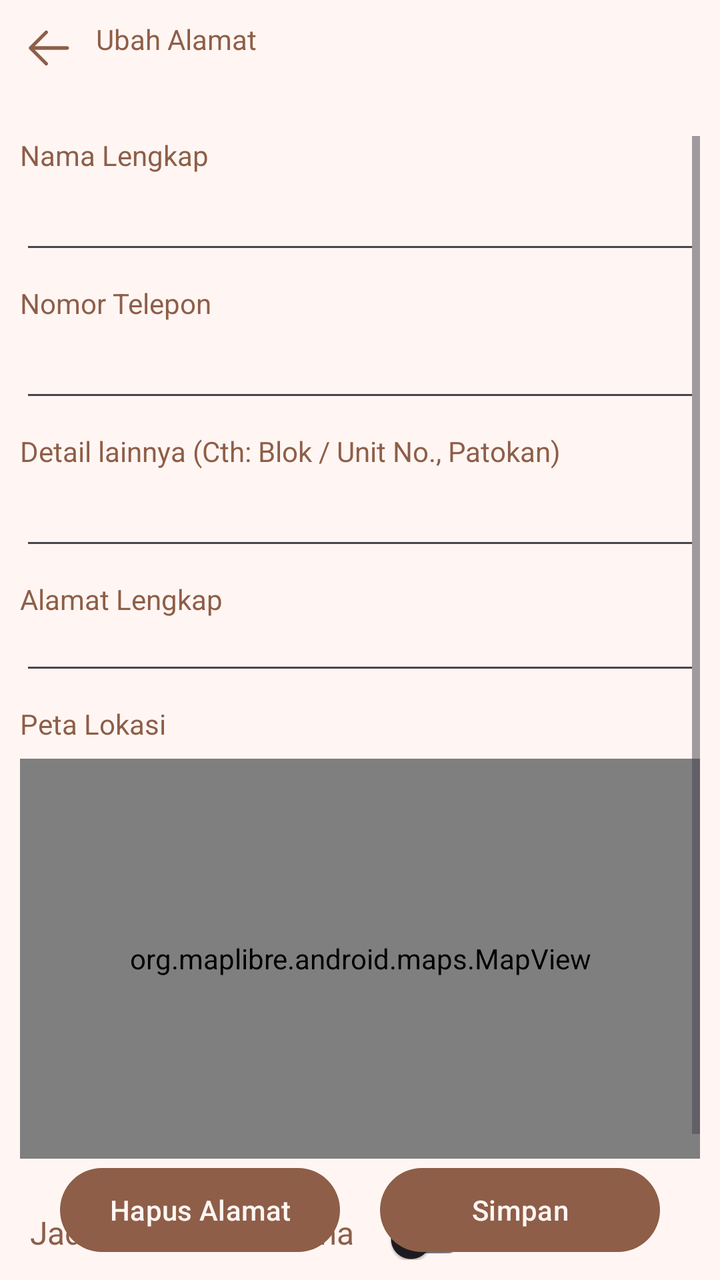
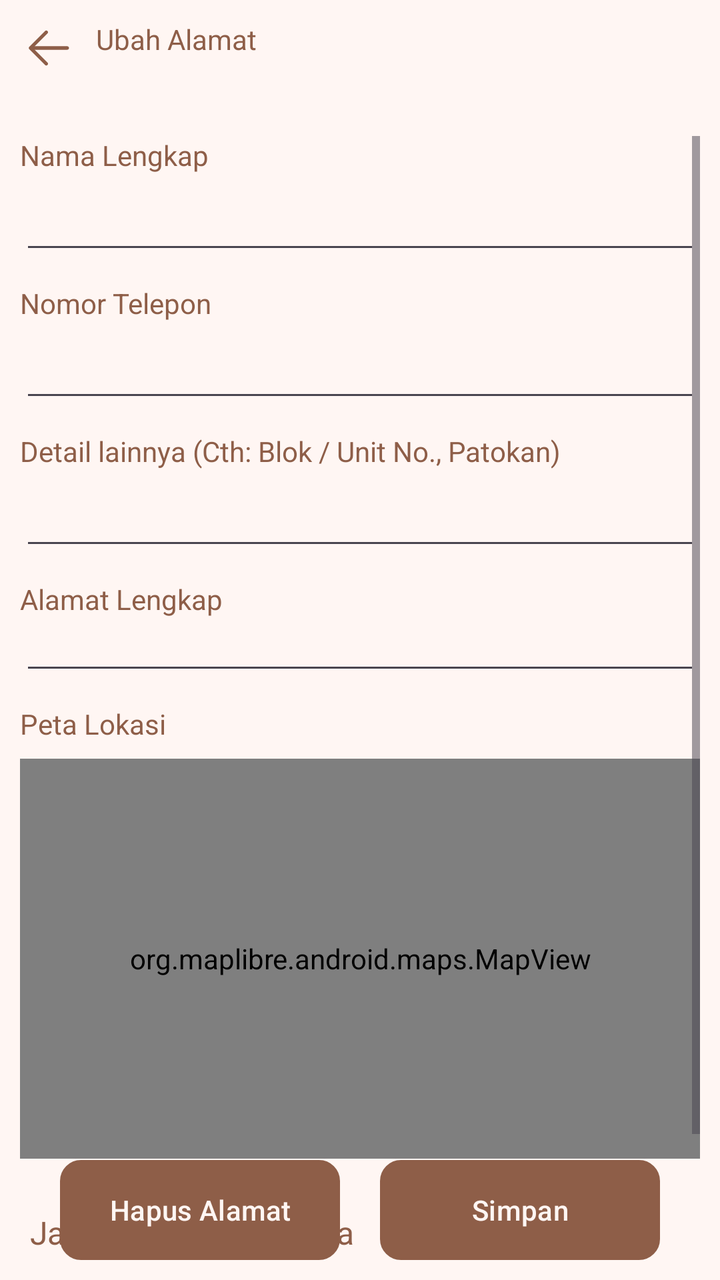

An Android layout rendered at two revisions. The XML below is the earlier revision; the diff shows what the commit changed to produce the second picture.
<!-- AndroidManifest.xml: application theme Theme.RahmatBakery -->
<!-- res/layout/activity_ubah_tambah_alamat.xml -->
<?xml version="1.0" encoding="utf-8"?>
<RelativeLayout xmlns:android="http://schemas.android.com/apk/res/android"
    xmlns:app="http://schemas.android.com/apk/res-auto"
    xmlns:tools="http://schemas.android.com/tools"
    android:id="@+id/main"
    android:layout_width="match_parent"
    android:layout_height="match_parent"
    android:background="@color/background"
    android:orientation="vertical"
    tools:context=".pelanggan.activity.AlamatActivity">

    <RelativeLayout
        android:id="@+id/top_bar"
        android:layout_width="match_parent"
        android:layout_height="wrap_content"
        android:padding="10dp">

        <ImageView
            android:id="@+id/back"
            android:layout_width="28dp"
            android:layout_height="28dp"
            android:background="@android:color/transparent"
            android:src="@drawable/back" />

        <TextView
            style="@style/TextAppearance.Material3.HeadlineSmall.Emphasized"
            android:layout_width="wrap_content"
            android:layout_height="wrap_content"
            android:layout_marginLeft="10dp"
            android:layout_toEndOf="@id/back"
            android:text="Ubah Alamat"
            android:textColor="@color/primary" />

    </RelativeLayout>

    <ScrollView
        android:layout_width="match_parent"
        android:layout_height="wrap_content"
        android:layout_marginTop="10dp"
        android:padding="10dp"
        android:layout_below="@+id/top_bar">

        <RelativeLayout
            android:id="@+id/input_form"
            android:layout_width="match_parent"
            android:layout_height="wrap_content"
            android:paddingBottom="70dp">


            <TextView
                android:id="@+id/judul_nama"
                android:layout_width="wrap_content"
                android:layout_height="wrap_content"
                android:text="Nama Lengkap"
                android:textColor="@color/primary" />

            <EditText
                android:id="@+id/input_nama"
                android:layout_width="match_parent"
                android:layout_height="45dp"
                android:layout_below="@id/judul_nama"
                android:textColor="@color/primary"
                android:textSize="12sp" />

            <TextView
                android:id="@+id/judul_nomor_hp"
                android:layout_width="wrap_content"
                android:layout_height="wrap_content"
                android:layout_below="@id/input_nama"
                android:layout_marginTop="10dp"
                android:text="Nomor Telepon"
                android:textColor="@color/primary" />

            <EditText
                android:id="@+id/input_no_hp"
                android:layout_width="match_parent"
                android:layout_height="45dp"
                android:layout_below="@id/judul_nomor_hp"
                android:textColor="@color/primary"
                android:textSize="12sp" />

            <TextView
                android:id="@+id/judul_patokan"
                android:layout_width="wrap_content"
                android:layout_height="wrap_content"
                android:layout_below="@id/input_no_hp"
                android:layout_marginTop="10dp"
                android:text="Detail lainnya (Cth: Blok / Unit No., Patokan)"
                android:textColor="@color/primary" />

            <EditText
                android:id="@+id/input_patokan"
                android:layout_width="match_parent"
                android:layout_height="45dp"
                android:layout_below="@id/judul_patokan"
                android:textColor="@color/primary"
                android:textSize="12sp" />

            <TextView
                android:id="@+id/judul_alamat"
                android:layout_width="wrap_content"
                android:layout_height="wrap_content"
                android:layout_below="@id/input_patokan"
                android:layout_marginTop="10dp"
                android:text="Alamat Lengkap"
                android:textColor="@color/primary" />

            <EditText
                android:id="@+id/input_alamat"
                android:layout_width="match_parent"
                android:layout_height="wrap_content"
                android:layout_below="@id/judul_alamat"
                android:gravity="top"
                android:textColor="@color/primary"
                android:textSize="12sp" />

            <LinearLayout
                android:id="@+id/koordinat_layout"
                android:layout_width="match_parent"
                android:layout_height="wrap_content"
                android:layout_below="@id/input_alamat"
                android:orientation="vertical"
                android:visibility="gone">

                <LinearLayout
                    android:layout_width="match_parent"
                    android:layout_height="wrap_content"
                    android:layout_marginTop="10dp"
                    android:orientation="horizontal">

                    <TextView
                        android:id="@+id/teksAltitude"
                        android:layout_width="0dp"
                        android:layout_height="wrap_content"
                        android:layout_weight="1"
                        android:text="Latitude"
                        android:textColor="@color/primary" />

                    <TextView
                        android:id="@+id/teksLongitude"
                        android:layout_width="0dp"
                        android:layout_height="wrap_content"
                        android:layout_marginStart="10dp"
                        android:layout_weight="1"
                        android:text="Longitude"
                        android:textColor="@color/primary" />
                </LinearLayout>

                <LinearLayout
                    android:layout_width="match_parent"
                    android:layout_height="wrap_content"
                    android:orientation="horizontal">

                    <EditText
                        android:id="@+id/input_latitude"
                        android:layout_width="0dp"
                        android:layout_height="wrap_content"
                        android:layout_weight="1"
                        android:inputType="numberDecimal|numberSigned"
                        android:textColor="@color/primary" />

                    <EditText
                        android:id="@+id/input_longitude"
                        android:layout_width="0dp"
                        android:layout_height="wrap_content"
                        android:layout_marginStart="10dp"
                        android:layout_weight="1"
                        android:inputType="numberDecimal|numberSigned"
                        android:textColor="@color/primary" />
                </LinearLayout>

                <TextView
                    android:id="@+id/pilih_alamat"
                    android:layout_width="wrap_content"
                    android:layout_height="wrap_content"
                    android:layout_marginTop="10dp"
                    android:background="@drawable/btn_outline"
                    android:text="Gunakan Peta"
                    android:textColor="@color/primary" />


            </LinearLayout>

            <TextView
                android:id="@+id/judul_alamat_utama"
                android:layout_width="wrap_content"
                android:layout_height="wrap_content"
                android:layout_below="@id/mapPreview"
                android:layout_marginStart="5dp"
                android:layout_marginTop="10dp"
                android:text="Jadikan Alamat Utama"
                android:textColor="@color/primary"
                android:textSize="16sp" />

            <androidx.appcompat.widget.SwitchCompat
                android:id="@+id/cb_alamat_utama"
                android:layout_width="wrap_content"
                android:layout_height="wrap_content"
                android:layout_below="@id/mapPreview"
                android:layout_marginHorizontal="10dp"
                android:layout_toEndOf="@+id/judul_alamat_utama" />

            <TextView
                android:layout_below="@id/input_alamat"
                android:id="@+id/label_peta"
                android:layout_width="wrap_content"
                android:layout_height="wrap_content"
                android:text="Peta Lokasi"
                android:textColor="@color/primary"
                android:textSize="14sp"
                android:layout_marginTop="10dp"/>

            <org.maplibre.android.maps.MapView
                android:layout_below="@+id/label_peta"
                android:id="@+id/mapPreview"
                android:layout_width="match_parent"
                android:layout_height="200dp"
                android:layout_marginTop="8dp"
                android:clickable="true"
                android:focusable="true"
                android:layout_marginBottom="16dp" />

        </RelativeLayout>
    </ScrollView>

    <LinearLayout
        android:layout_width="match_parent"
        android:layout_height="wrap_content"
        android:layout_alignParentBottom="true"
        android:layout_marginBottom="10dp"
        android:gravity="center_horizontal"
        android:orientation="horizontal">

        <Button
            android:id="@+id/btn_hapus"
            android:layout_width="140dp"
            android:layout_height="50dp"
            android:layout_marginEnd="20dp"
            android:text="Hapus Alamat" />

        <Button
            android:id="@+id/btn_simpan"
            android:layout_width="140dp"
            android:layout_height="50dp"
            android:text="Simpan" />

    </LinearLayout>
</RelativeLayout>
<!-- resources referenced by this layout -->
<resources>
  <color name="background">#FFF6F3</color>
  <color name="primary">#8E5E48</color>
  <!-- drawable back (drawable) -->
  <vector xmlns:android="http://schemas.android.com/apk/res/android"
      android:width="47dp"
      android:height="47dp"
      android:viewportWidth="47"
      android:viewportHeight="47">
    <path
        android:pathData="M10.281,22.031H39.656C40.046,22.031 40.419,22.186 40.695,22.461C40.97,22.737 41.125,23.111 41.125,23.5C41.125,23.889 40.97,24.263 40.695,24.539C40.419,24.814 40.046,24.969 39.656,24.969H10.281C9.892,24.969 9.518,24.814 9.243,24.539C8.967,24.263 8.813,23.889 8.813,23.5C8.813,23.111 8.967,22.737 9.243,22.461C9.518,22.186 9.892,22.031 10.281,22.031Z"
        android:fillColor="@color/primary"/>
    <path
        android:pathData="M10.889,23.5L23.071,35.679C23.347,35.955 23.502,36.329 23.502,36.719C23.502,37.109 23.347,37.483 23.071,37.758C22.795,38.034 22.421,38.189 22.031,38.189C21.641,38.189 21.267,38.034 20.991,37.758L7.773,24.54C7.636,24.403 7.527,24.241 7.453,24.063C7.379,23.884 7.341,23.693 7.341,23.5C7.341,23.307 7.379,23.115 7.453,22.937C7.527,22.758 7.636,22.597 7.773,22.46L20.991,9.241C21.267,8.965 21.641,8.811 22.031,8.811C22.421,8.811 22.795,8.965 23.071,9.241C23.347,9.517 23.502,9.891 23.502,10.281C23.502,10.671 23.347,11.045 23.071,11.321L10.889,23.5Z"
        android:fillColor="@color/primary"/>
  </vector>
  <!-- drawable btn_outline (drawable) -->
  <?xml version="1.0" encoding="utf-8"?>
  <shape xmlns:android="http://schemas.android.com/apk/res/android">
      <solid android:color="@color/white"/>
      <corners android:radius="8dp" />
      <padding  android:top="5dp"
          android:bottom="5dp" />
      <stroke android:color="@color/primary" android:width="1dp" />
      <size
          android:height="20dp"
          android:width="120dp"/>
  </shape>
  <style name="Theme.RahmatBakery" parent="Base.Theme.RahmatBakery" />
  <color name="white">#FFFFFFFF</color>
  <style name="Base.Theme.RahmatBakery" parent="Theme.Material3.DayNight.NoActionBar">
          
           <item name="colorPrimary">@color/primary</item>
          <item name="colorOnPrimary">@color/background</item>
          <item name="colorSecondary">@color/primary</item>
          <item name="colorOnSecondary">@color/background</item>
  
      </style>
</resources>

<!-- the commit's change to res/layout/activity_ubah_tambah_alamat.xml (unified diff, before → after) -->
@@ -236,12 +236,14 @@
             android:layout_width="140dp"
             android:layout_height="50dp"
             android:layout_marginEnd="20dp"
+            android:background="@drawable/btn_full"
             android:text="Hapus Alamat" />
 
         <Button
             android:id="@+id/btn_simpan"
             android:layout_width="140dp"
             android:layout_height="50dp"
+            android:background="@drawable/btn_full"
             android:text="Simpan" />
 
     </LinearLayout>
<!-- resource entries referenced after the edit -->
@@ -15,6 +15,18 @@
         android:pathData="M10.889,23.5L23.071,35.679C23.347,35.955 23.502,36.329 23.502,36.719C23.502,37.109 23.347,37.483 23.071,37.758C22.795,38.034 22.421,38.189 22.031,38.189C21.641,38.189 21.267,38.034 20.991,37.758L7.773,24.54C7.636,24.403 7.527,24.241 7.453,24.063C7.379,23.884 7.341,23.693 7.341,23.5C7.341,23.307 7.379,23.115 7.453,22.937C7.527,22.758 7.636,22.597 7.773,22.46L20.991,9.241C21.267,8.965 21.641,8.811 22.031,8.811C22.421,8.811 22.795,8.965 23.071,9.241C23.347,9.517 23.502,9.891 23.502,10.281C23.502,10.671 23.347,11.045 23.071,11.321L10.889,23.5Z"
         android:fillColor="@color/primary"/>
   </vector>
+  <!-- drawable btn_full (drawable) -->
+  <?xml version="1.0" encoding="utf-8"?>
+  <shape xmlns:android="http://schemas.android.com/apk/res/android">
+      <solid android:color="@color/primary"/>
+      <corners android:radius="10dp" />
+      <padding  android:top="5dp"
+           android:bottom="5dp" />
+      <stroke android:color="@color/primary" android:width="1dp" />
+      <size
+          android:height="20dp"
+          android:width="120dp"/>
+  </shape>
   <!-- drawable btn_outline (drawable) -->
   <?xml version="1.0" encoding="utf-8"?>
   <shape xmlns:android="http://schemas.android.com/apk/res/android">
